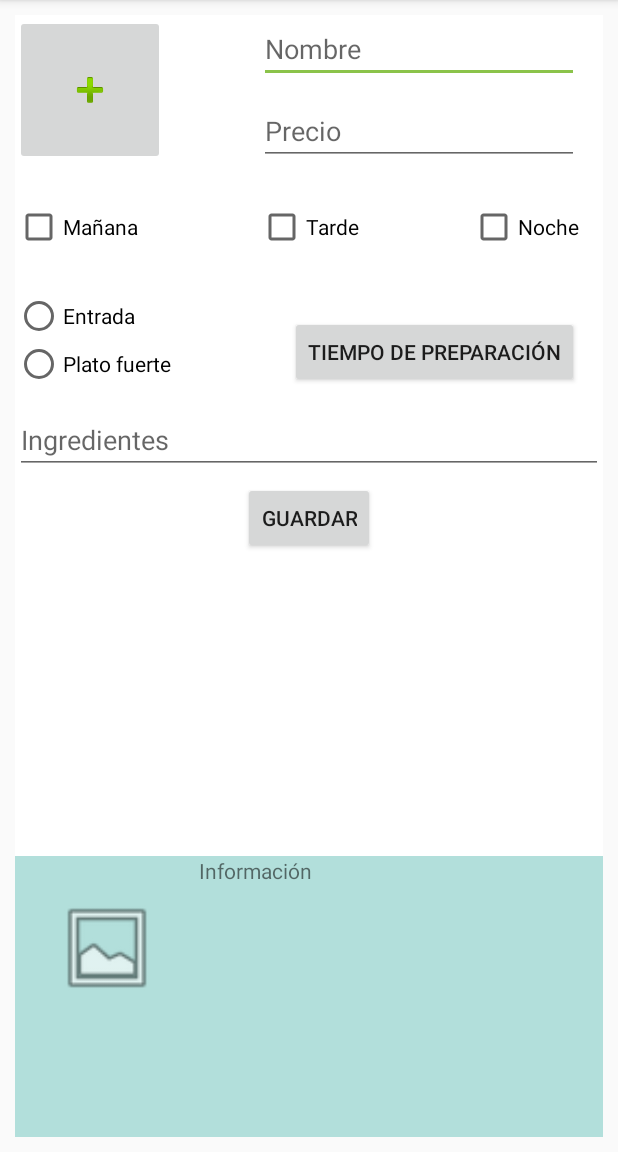
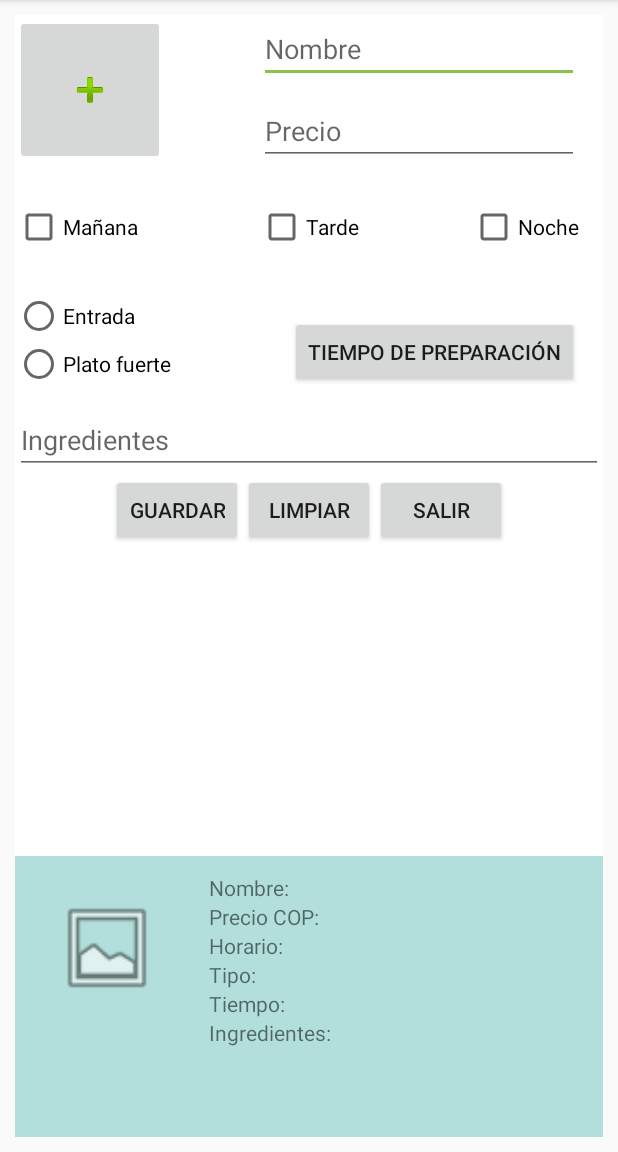
Before and after one commit to juanArias8/Mobile-computing, an Android app: the PlatesActivity screen opened directly, with no data from a screen before it, on a phone screen of 412 x 824 dp, the part 84-1236 px from its top. Run offline under Robolectric (Android 15) with nearby library versions, the phone set to English and light mode, and no system bars.

Commit message:
PlateAvtivity partially finished

```diff
--- a/LabsCM20181/Lab1-UI/src/main/java/co/edu/udea/compumovil/gr06_20181/lab1/PlatesActivity.java
+++ b/LabsCM20181/Lab1-UI/src/main/java/co/edu/udea/compumovil/gr06_20181/lab1/PlatesActivity.java
@@ -20,7 +20,6 @@ import java.util.Calendar;
 
 public class PlatesActivity extends AppCompatActivity {
 
-    private ImageButton ibPlateAddPhoto;
     private EditText etPlateName;
     private EditText etPlatePrice;
     private CheckBox cbPlateMorning;
@@ -29,17 +28,24 @@ public class PlatesActivity extends AppCompatActivity {
     private RadioButton rbPlateEntrance;
     private RadioButton rbPlateMain;
     private EditText etPlateIngredients;
-    private TextView tvPlateInfo;
     private ImageView ivPlateImage;
 
+    private TextView tvPlateName;
+    private TextView tvPlatePrice;
+    private TextView tvPlateTimetable;
+    private TextView tvPlateType;
+    private TextView tvPlateTime;
+    private TextView tvPlateIngredients;
+
     private String time = "";
+
+    private Uri path;
 
     @Override
     protected void onCreate(Bundle savedInstanceState) {
         super.onCreate(savedInstanceState);
         setContentView(R.layout.activity_plates);
 
-        ibPlateAddPhoto = (ImageButton) findViewById(R.id.ib_plate_add_photo);
         etPlateName = (EditText) findViewById(R.id.et_plate_name);
         etPlatePrice = (EditText) findViewById(R.id.et_plate_price);
         cbPlateMorning = (CheckBox) findViewById(R.id.cb_plate_morning);
@@ -48,8 +54,14 @@ public class PlatesActivity extends AppCompatActivity {
         rbPlateEntrance = (RadioButton) findViewById(R.id.rb_plate_entrance);
         rbPlateMain = (RadioButton) findViewById(R.id.rb_plate_main);
         etPlateIngredients = (EditText) findViewById(R.id.et_plate_ingredients);
-        tvPlateInfo = (TextView) findViewById(R.id.tv_plate_info);
         ivPlateImage = (ImageView) findViewById(R.id.iv_plate_add_image);
+
+        tvPlateName = (TextView) findViewById(R.id.tv_plate_name);
+        tvPlatePrice = (TextView) findViewById(R.id.tv_plate_price);
+        tvPlateTimetable = (TextView) findViewById(R.id.tv_plate_timetable);
+        tvPlateType = (TextView) findViewById(R.id.tv_plate_type);
+        tvPlateTime = (TextView) findViewById(R.id.tv_plate_time);
+        tvPlateIngredients = (TextView) findViewById(R.id.tv_plate_ingredients);
     }
 
     public void showTimePicker(View view){
@@ -71,23 +83,21 @@ public class PlatesActivity extends AppCompatActivity {
         startActivityForResult(intent.createChooser(intent,"Select an application"),10);
     }
 
-   /*private void loadImage(){
-        Intent intent=new Intent(Intent.ACTION_PICK, MediaStore.Images.Media.EXTERNAL_CONTENT_URI);
-        intent.setType("image/");
-        startActivityForResult(intent.createChooser(intent,"Select an application"),10);
-    }*/
-
     @Override
     protected void onActivityResult(int requestCode, int resultCode, Intent data) {
         super.onActivityResult(requestCode, resultCode, data);
         if (resultCode == RESULT_OK){
-            Uri path = data.getData();
+            path = data.getData();
             ivPlateImage.setImageURI(path);
         }
     }
 
     public boolean validateInputs(){
         boolean valid = true;
+        if(path == null){
+            Toast.makeText(this, "Photo is necessary", Toast.LENGTH_SHORT).show();
+            valid = false;
+        }
         if(etPlateName.getText().toString().equals("")) {
             Toast.makeText(this, "Name is necessary", Toast.LENGTH_SHORT).show();
             valid = false;
@@ -116,26 +126,39 @@ public class PlatesActivity extends AppCompatActivity {
 
     public void showData(View view){
         if(validateInputs()){
-            String info = "";
-            info += "Name: " + etPlateName.getText().toString() + "\n";
-            info += "Price: $ " + etPlatePrice.getText().toString() + "\n";
+            tvPlateName.setText(String.format("%s %s", tvPlateName.getText(),
+                    etPlateName.getText()));
+            tvPlatePrice.setText(String.format("%s %s", tvPlatePrice.getText(),
+                    etPlatePrice.getText()));
             if(cbPlateMorning.isChecked()){
-                info += "Timetable: Morning \n";
-            } else if (cbPlateAfternoon.isChecked()){
-                info += "Timetable: Afternoon \n";
-            } else {
-                info += "Timetable: Night \n";
+                tvPlateTimetable.setText(String.format("%s %s", tvPlateTimetable.getText(),
+                        cbPlateMorning.getText()));
+            }
+            if (cbPlateAfternoon.isChecked()){
+                tvPlateTimetable.setText(String.format("%s %s", tvPlateTimetable.getText(),
+                        cbPlateAfternoon.getText()));
+            }
+            if(cbPlateNight.isChecked()){
+                tvPlateTimetable.setText(String.format("%s %s", tvPlateTimetable.getText(),
+                        cbPlateNight.getText()));
             }
             if(rbPlateEntrance.isChecked()){
-                info += "Type dinner: Entrance \n";
+                tvPlateType.setText(String.format("%s %s", tvPlateType.getText(),
+                        rbPlateEntrance.getText()));
             } else {
-                info += "Type dinner: Main menu \n";
+                tvPlateType.setText(String.format("%s %s", tvPlateType.getText(),
+                        rbPlateMain.getText()));
             }
-            info += "Preparation time: " + time + " hours\n";
-            info += "Ingredients: " + etPlateIngredients.getText().toString();
-            tvPlateInfo.setText(info);
+            tvPlateTime.setText(String.format("%s %s %s", tvPlateTime.getText(), time, "hours"));
+            tvPlateIngredients.setText(String.format("%s %s", tvPlateIngredients.getText(),
+                    etPlateIngredients.getText()));
+
         } else {
             Toast.makeText(this, "Something was wrong!!!", Toast.LENGTH_SHORT).show();
         }
     }
+
+    public void resetInputs(View view){
+
+    }
 }
--- a/LabsCM20181/Lab1-UI/src/main/res/layout/activity_plates.xml
+++ b/LabsCM20181/Lab1-UI/src/main/res/layout/activity_plates.xml
@@ -118,11 +118,28 @@
             android:id="@+id/btn_plate_save"
             android:layout_width="wrap_content"
             android:layout_height="wrap_content"
-            android:layout_below="@+id/et_plate_ingredients"
-            android:layout_centerHorizontal="true"
-            android:layout_marginTop="5dp"
+            android:layout_alignBaseline="@+id/button"
+            android:layout_alignBottom="@+id/button"
+            android:layout_toStartOf="@+id/button"
             android:onClick="showData"
             android:text="@string/btn_plate_save" />
+
+        <Button
+            android:id="@+id/button"
+            android:layout_width="wrap_content"
+            android:layout_height="wrap_content"
+            android:layout_alignBaseline="@+id/button2"
+            android:layout_alignBottom="@+id/button2"
+            android:layout_centerHorizontal="true"
+            android:text="@string/btn_plate_reset" />
+
+        <Button
+            android:id="@+id/button2"
+            android:layout_width="wrap_content"
+            android:layout_height="wrap_content"
+            android:layout_below="@+id/et_plate_ingredients"
+            android:layout_toEndOf="@+id/button"
+            android:text="@string/btn_plate_exit" />
 
     </RelativeLayout>
 
@@ -132,15 +149,6 @@
         android:layout_weight="0.25"
         android:background="@color/colorLightPrimary">
 
-        <TextView
-            android:id="@+id/tv_plate_info"
-            android:layout_width="match_parent"
-            android:layout_height="match_parent"
-            android:layout_alignParentTop="true"
-            android:layout_marginStart="11dp"
-            android:layout_toEndOf="@+id/iv_plate_add_image"
-            android:text="@string/txt_plate_info" />
-
         <ImageView
             android:id="@+id/iv_plate_add_image"
             android:layout_width="100dp"
@@ -149,8 +157,64 @@
             android:layout_alignParentTop="true"
             android:layout_marginStart="11dp"
             android:layout_marginTop="11dp"
+            android:contentDescription="@string/iv_plate_content_description"
             android:padding="15dp"
             app:srcCompat="@android:drawable/ic_menu_gallery" />
+
+        <TextView
+            android:id="@+id/tv_plate_name"
+            android:layout_width="wrap_content"
+            android:layout_height="wrap_content"
+            android:layout_alignParentEnd="true"
+            android:layout_alignTop="@+id/iv_plate_add_image"
+            android:layout_marginStart="18dp"
+            android:layout_toEndOf="@+id/iv_plate_add_image"
+            android:text="@string/tv_plate_name" />
+
+        <TextView
+            android:id="@+id/tv_plate_price"
+            android:layout_width="wrap_content"
+            android:layout_height="wrap_content"
+            android:layout_alignParentEnd="true"
+            android:layout_alignStart="@+id/tv_plate_name"
+            android:layout_below="@+id/tv_plate_name"
+            android:text="@string/tv_plate_price" />
+
+        <TextView
+            android:id="@+id/tv_plate_timetable"
+            android:layout_width="wrap_content"
+            android:layout_height="wrap_content"
+            android:layout_alignParentEnd="true"
+            android:layout_alignStart="@+id/tv_plate_price"
+            android:layout_below="@+id/tv_plate_price"
+            android:text="@string/tv_plate_timetable" />
+
+        <TextView
+            android:id="@+id/tv_plate_type"
+            android:layout_width="wrap_content"
+            android:layout_height="wrap_content"
+            android:layout_alignParentEnd="true"
+            android:layout_alignStart="@+id/tv_plate_timetable"
+            android:layout_below="@+id/tv_plate_timetable"
+            android:text="@string/tv_plate_type" />
+
+        <TextView
+            android:id="@+id/tv_plate_ingredients"
+            android:layout_width="wrap_content"
+            android:layout_height="wrap_content"
+            android:layout_alignParentEnd="true"
+            android:layout_alignStart="@+id/tv_plate_time"
+            android:layout_below="@+id/tv_plate_time"
+            android:text="@string/tv_plate_ingredients" />
+
+        <TextView
+            android:id="@+id/tv_plate_time"
+            android:layout_width="wrap_content"
+            android:layout_height="wrap_content"
+            android:layout_alignParentEnd="true"
+            android:layout_alignStart="@+id/tv_plate_type"
+            android:layout_below="@+id/tv_plate_type"
+            android:text="@string/tv_plate_time" />
     </RelativeLayout>
 
 </LinearLayout>
--- a/LabsCM20181/Lab1-UI/src/main/res/values/strings.xml
+++ b/LabsCM20181/Lab1-UI/src/main/res/values/strings.xml
@@ -3,6 +3,7 @@
     <string name="tv_plates">Platos</string>
     <string name="tv_drinks">Bebidas</string>
     <string name="tv_main">¿Ya sabes qué deseas ordenar hoy?</string>
+
     <string name="txt_plate_name">Nombre</string>
     <string name="txt_plate_price">Precio</string>
     <string name="cb_plate_morning">Mañana</string>
@@ -14,11 +15,24 @@
     <string name="txt_plate_ingredients">Ingredientes</string>
     <string name="ib_plate_content_description">Foto del plato</string>
     <string name="btn_plate_save">Guardar</string>
-    <string name="txt_plate_info">Información</string>
+    <string name="btn_plate_reset">Limpiar</string>
+    <string name="btn_plate_exit">Salir</string>
+
+    <string name="iv_plate_content_description">Foto cargada</string>
+    <string name="tv_plate_name">Nombre: </string>
+    <string name="tv_plate_price">Precio COP: </string>
+    <string name="tv_plate_timetable">Horario: </string>
+    <string name="tv_plate_type">Tipo: </string>
+    <string name="tv_plate_time">Tiempo: </string>
+    <string name="tv_plate_ingredients">Ingredientes: </string>
 
     <string name="txt_drink_name">Nombre</string>
     <string name="txt_drink_price">Precio</string>
     <string name="txt_drink_ingredients">Ingredientes</string>
     <string name="iv_drink_add_image">Foto de la bebida</string>
     <string name="button">Agregar Foto de la Bebida</string>
+
+    <string name="tv_drink_name">Nombre: </string>
+    <string name="tv_drink_price">Price: </string>
+    <string name="tv_drink_ingredients">Ingredientes: </string>
 </resources>
```
